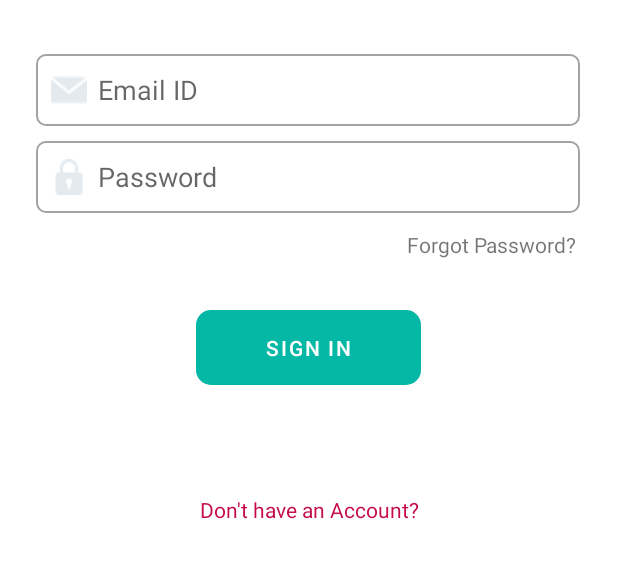
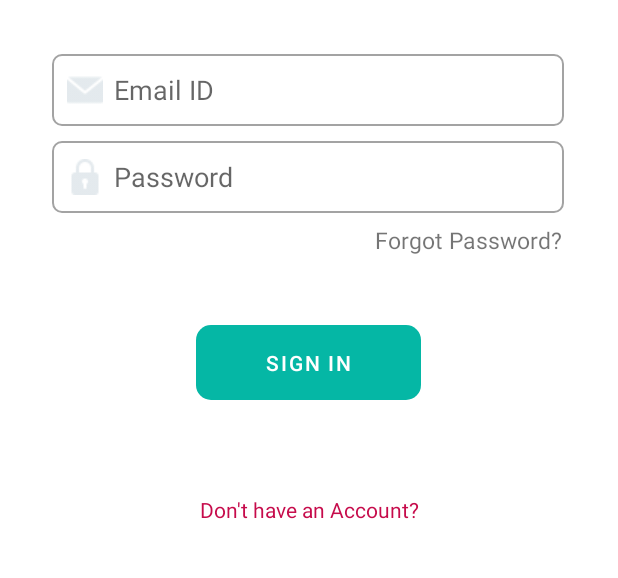
Before and after one commit to NilabhB/SkyMeet, an Android app: the screen it shows after launch (SignInActivity), on a phone screen of 412 x 824 dp, the part 431-1009 px from its top. Run offline under Robolectric (Android 15) with nearby library versions, the phone set to English and light mode, and no system bars; our stand-ins replace Firebase (no records; nobody signed in at launch, a user with empty details on screens opened directly); Roboto replaces fonts that are not available here.

Commit message:
Fix some XMLs

```diff
--- a/app/src/main/res/layout/activity_sign_in.xml
+++ b/app/src/main/res/layout/activity_sign_in.xml
@@ -31,7 +31,7 @@
         android:background="@drawable/textbox"
         android:drawableLeft="@drawable/mail"
         android:drawablePadding="7dp"
-        android:ems="17"
+        android:ems="16"
         android:hint="Email ID"
         android:inputType="textEmailAddress"
         android:minHeight="48dp"
@@ -51,7 +51,7 @@
         android:background="@drawable/textbox"
         android:drawableLeft="@drawable/password"
         android:drawablePadding="7dp"
-        android:ems="17"
+        android:ems="16"
         android:hint="Password"
         android:inputType="textPassword"
         android:minHeight="48dp"
@@ -67,14 +67,16 @@
         android:id="@+id/forgotPassword"
         android:layout_width="wrap_content"
         android:layout_height="wrap_content"
+        android:layout_marginTop="7dp"
         android:gravity="right"
         android:text="Forgot Password?"
+        android:textSize="15sp"
         app:layout_constraintBottom_toTopOf="@+id/SignInBtn"
         app:layout_constraintEnd_toEndOf="parent"
-        app:layout_constraintHorizontal_bias="0.906"
+        app:layout_constraintHorizontal_bias="0.869"
         app:layout_constraintStart_toStartOf="parent"
         app:layout_constraintTop_toBottomOf="@+id/passwordBox"
-        app:layout_constraintVertical_bias="0.25" />
+        app:layout_constraintVertical_bias="0.0" />
 
     <Button
         android:id="@+id/SignInBtn"
@@ -88,7 +90,7 @@
         app:layout_constraintHorizontal_bias="0.498"
         app:layout_constraintStart_toStartOf="parent"
         app:layout_constraintTop_toBottomOf="@+id/passwordBox"
-        app:layout_constraintVertical_bias="0.504" />
+        app:layout_constraintVertical_bias="0.584" />
 
     <TextView
         android:id="@+id/createAcTextView"
--- a/app/src/main/res/layout/activity_sign_up.xml
+++ b/app/src/main/res/layout/activity_sign_up.xml
@@ -32,7 +32,7 @@
         android:background="@drawable/textbox"
         android:drawableLeft="@drawable/profileicon"
         android:drawablePadding="7dp"
-        android:ems="17"
+        android:ems="16"
         android:hint="Full Name"
         android:inputType="textPersonName"
         android:minHeight="48dp"
@@ -52,7 +52,7 @@
         android:background="@drawable/textbox"
         android:drawableLeft="@drawable/mail"
         android:drawablePadding="7dp"
-        android:ems="17"
+        android:ems="16"
         android:hint="Email ID"
         android:inputType="textEmailAddress"
         android:minHeight="48dp"
@@ -72,7 +72,7 @@
         android:background="@drawable/textbox"
         android:drawableLeft="@drawable/password"
         android:drawablePadding="7dp"
-        android:ems="17"
+        android:ems="16"
         android:hint="Password"
         android:inputType="textPassword"
         android:minHeight="48dp"
--- a/app/src/main/res/layout/activity_splash_screen.xml
+++ b/app/src/main/res/layout/activity_splash_screen.xml
@@ -48,7 +48,7 @@
         android:id="@+id/textView3"
         android:layout_width="wrap_content"
         android:layout_height="wrap_content"
-        android:text="Jitsi Open-Sourced Multiplatform"
+        android:text="Jitsi Open Source Multi-platform"
         android:textSize="12sp"
         app:layout_constraintBottom_toTopOf="@+id/textView4"
         app:layout_constraintEnd_toEndOf="parent"
```
